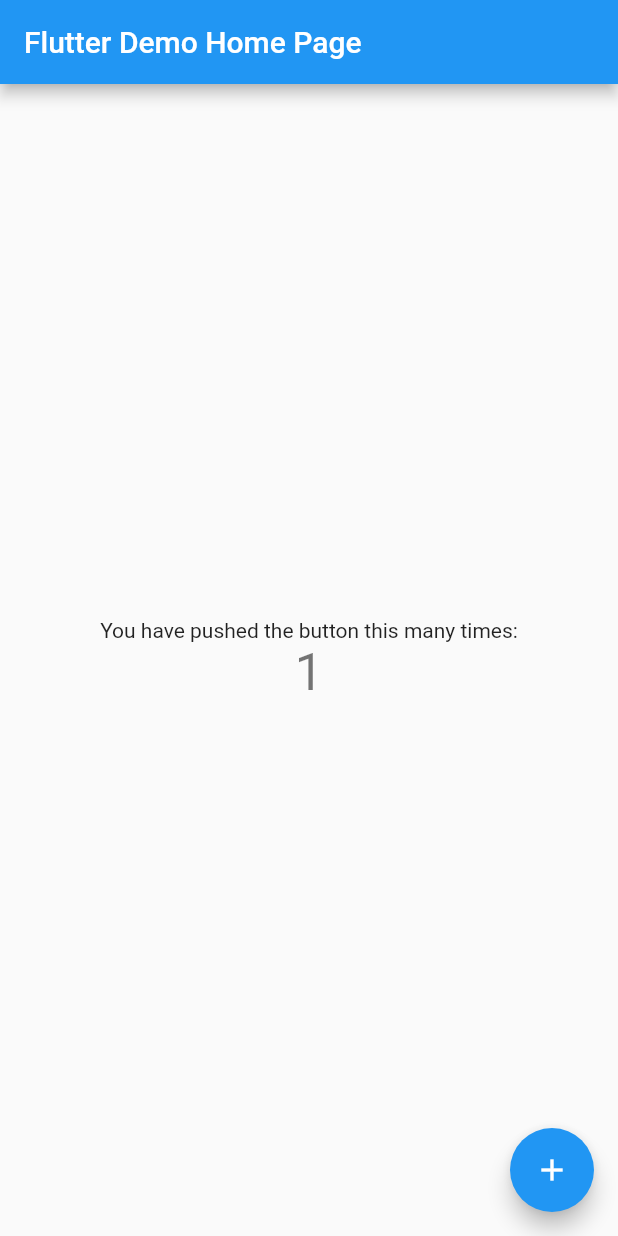
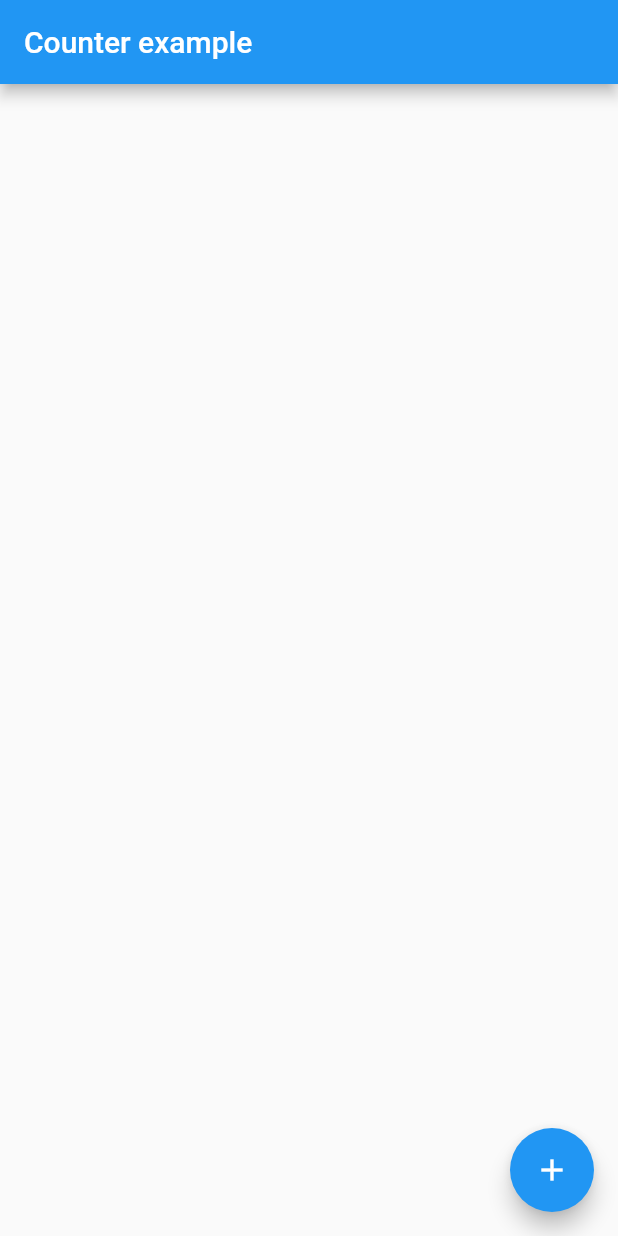
Before and after one commit to misaki-kawaguchi/counter_riverpod, a Flutter app: the screen it shows after launch, after a tap on the "add" icon, on a phone screen of 412 x 824 dp. Run offline on Flutter 3.47's test engine with Material 2 defaults, Android fonts, the phone set to English and light mode, and no system bars.

Commit message:
home_pageを作成

```diff
--- a/lib/main.dart
+++ b/lib/main.dart
@@ -1,3 +1,4 @@
+import 'package:counter_riverpod/ui/home_page.dart';
 import 'package:flutter/material.dart';
 
 void main() {
@@ -14,54 +15,7 @@ class MyApp extends StatelessWidget {
       theme: ThemeData(
         primarySwatch: Colors.blue,
       ),
-      home: const MyHomePage(title: 'Flutter Demo Home Page'),
+      home: const HomePage(),
     );
   }
 }
-
-class MyHomePage extends StatefulWidget {
-  const MyHomePage({Key? key, required this.title}) : super(key: key);
-
-  final String title;
-
-  @override
-  State<MyHomePage> createState() => _MyHomePageState();
-}
-
-class _MyHomePageState extends State<MyHomePage> {
-  int _counter = 0;
-
-  void _incrementCounter() {
-    setState(() {
-      _counter++;
-    });
-  }
-
-  @override
-  Widget build(BuildContext context) {
-    return Scaffold(
-      appBar: AppBar(
-        title: Text(widget.title),
-      ),
-      body: Center(
-        child: Column(
-          mainAxisAlignment: MainAxisAlignment.center,
-          children: <Widget>[
-            const Text(
-              'You have pushed the button this many times:',
-            ),
-            Text(
-              '$_counter',
-              style: Theme.of(context).textTheme.headline4,
-            ),
-          ],
-        ),
-      ),
-      floatingActionButton: FloatingActionButton(
-        onPressed: _incrementCounter,
-        tooltip: 'Increment',
-        child: const Icon(Icons.add),
-      ),
-    );
-  }
-}
--- /dev/null
+++ b/lib/ui/home_page.dart
@@ -0,0 +1,25 @@
+import 'package:flutter/material.dart';
+
+class HomePage extends StatefulWidget {
+  const HomePage({Key? key}) : super(key: key);
+
+  @override
+  State<HomePage> createState() => _HomePageState();
+}
+
+class _HomePageState extends State<HomePage> {
+
+  @override
+  Widget build(BuildContext context) {
+    return Scaffold(
+      appBar: AppBar(
+        title: const Text('Counter example'),
+      ),
+      floatingActionButton: FloatingActionButton(
+        onPressed: (){},
+        tooltip: 'Increment',
+        child: const Icon(Icons.add),
+      ),
+    );
+  }
+}
```
